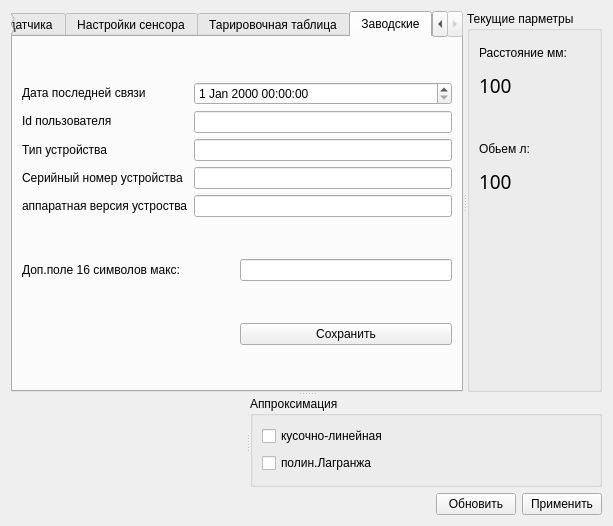
First picture: the form in mws.ui, repository zaitseu1994/EurosensConfig, before the edit.
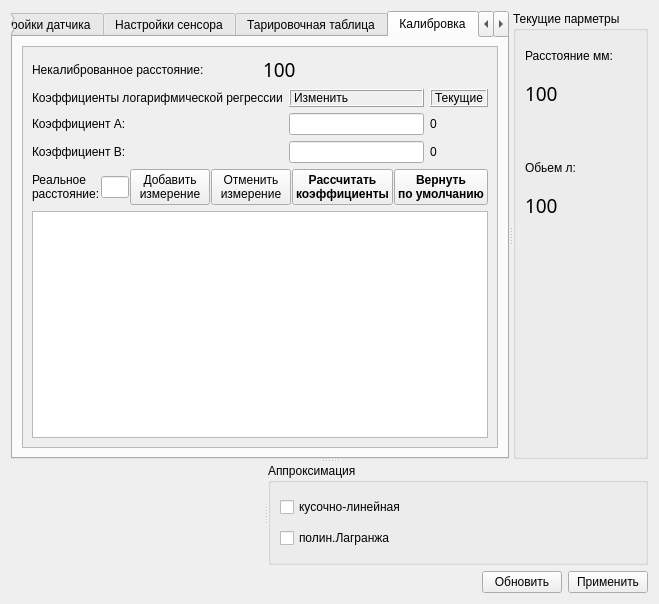
Second picture: the form after the edit. The open tabs and pages were chosen to show the change. Icons and pictures are not drawn. Custom widgets are drawn as their Qt base class.

Patch:
```diff
--- a/mws.ui
+++ b/mws.ui
@@ -6,8 +6,8 @@
    <rect>
     <x>0</x>
     <y>0</y>
-    <width>613</width>
-    <height>526</height>
+    <width>659</width>
+    <height>604</height>
    </rect>
   </property>
   <property name="windowTitle">
@@ -17,22 +17,9 @@
    <iconset resource="res.qrc">
     <normaloff>:/PNG/images/Logo3.PNG</normaloff>:/PNG/images/Logo3.PNG</iconset>
   </property>
-  <layout class="QGridLayout" name="gridLayout_11">
+  <layout class="QGridLayout" name="gridLayout_18">
    <item row="0" column="0">
     <layout class="QGridLayout" name="gridLayout_10">
-     <item row="1" column="1">
-      <widget class="QPushButton" name="button_Update">
-       <property name="layoutDirection">
-        <enum>Qt::LeftToRight</enum>
-       </property>
-       <property name="text">
-        <string>Обновить</string>
-       </property>
-       <property name="flat">
-        <bool>false</bool>
-       </property>
-      </widget>
-     </item>
      <item row="1" column="2">
       <widget class="QPushButton" name="button_Accept">
        <property name="text">
@@ -49,6 +36,19 @@
        </property>
       </widget>
      </item>
+     <item row="1" column="1">
+      <widget class="QPushButton" name="button_Update">
+       <property name="layoutDirection">
+        <enum>Qt::LeftToRight</enum>
+       </property>
+       <property name="text">
+        <string>Обновить</string>
+       </property>
+       <property name="flat">
+        <bool>false</bool>
+       </property>
+      </widget>
+     </item>
      <item row="1" column="0">
       <spacer name="horizontalSpacer">
        <property name="orientation">
@@ -73,7 +73,7 @@
         </property>
         <widget class="QTabWidget" name="tabWidget">
          <property name="currentIndex">
-          <number>1</number>
+          <number>4</number>
          </property>
          <widget class="QWidget" name="settings">
           <attribute name="title">
@@ -105,8 +105,8 @@
                <rect>
                 <x>0</x>
                 <y>0</y>
-                <width>442</width>
-                <height>358</height>
+                <width>502</width>
+                <height>419</height>
                </rect>
               </property>
               <layout class="QGridLayout" name="gridLayout_15">
@@ -470,9 +470,9 @@
               <property name="geometry">
                <rect>
                 <x>0</x>
-                <y>-47</y>
-                <width>444</width>
-                <height>401</height>
+                <y>0</y>
+                <width>504</width>
+                <height>421</height>
                </rect>
               </property>
               <layout class="QGridLayout" name="gridLayout_12">
@@ -1122,6 +1122,21 @@
           <attribute name="title">
            <string>Тарировочная таблица</string>
           </attribute>
+          <layout class="QGridLayout" name="gridLayout_19">
+           <item row="0" column="0">
+            <widget class="QScrollArea" name="scrollArea_4">
+             <property name="widgetResizable">
+              <bool>true</bool>
+             </property>
+             <widget class="QWidget" name="scrollAreaWidgetContents_4">
+              <property name="geometry">
+               <rect>
+                <x>0</x>
+                <y>0</y>
+                <width>484</width>
+                <height>401</height>
+               </rect>
+              </property>
           <layout class="QGridLayout" name="gridLayout_8">
            <item row="0" column="0">
             <layout class="QHBoxLayout" name="horizontalLayout_15">
@@ -1180,10 +1195,226 @@
            </item>
           </layout>
          </widget>
+            </widget>
+           </item>
+          </layout>
+         </widget>
+         <widget class="QWidget" name="calibrate">
+          <attribute name="title">
+           <string>Калибровка</string>
+          </attribute>
+          <layout class="QGridLayout" name="gridLayout_11">
+           <item row="0" column="0">
+            <widget class="QScrollArea" name="scrollArea_3">
+             <property name="widgetResizable">
+              <bool>true</bool>
+             </property>
+             <widget class="QWidget" name="scrollAreaWidgetContents_3">
+              <property name="geometry">
+               <rect>
+                <x>0</x>
+                <y>0</y>
+                <width>484</width>
+                <height>401</height>
+               </rect>
+              </property>
+              <layout class="QGridLayout" name="gridLayout_17">
+               <item row="0" column="0">
+                <layout class="QHBoxLayout" name="horizontalLayout_3">
+                 <item>
+                  <widget class="QLabel" name="lab_uncalibrDistatnse">
+                   <property name="text">
+                    <string>Некалиброванное расстояние:</string>
+                   </property>
+                  </widget>
+                 </item>
+                 <item>
+                  <widget class="QLabel" name="lcd_uncalibrDistanse">
+                   <property name="font">
+                    <font>
+                     <family>Segoe Print</family>
+                     <pointsize>14</pointsize>
+                     <weight>50</weight>
+                     <bold>false</bold>
+                    </font>
+                   </property>
+                   <property name="text">
+                    <string>100</string>
+                   </property>
+                  </widget>
+                 </item>
+                </layout>
+               </item>
+               <item row="1" column="0">
+                <layout class="QGridLayout" name="gridLayout_9">
+                 <item row="0" column="1">
+                  <widget class="QLabel" name="lab_changeKoef">
+                   <property name="frameShape">
+                    <enum>QFrame::Box</enum>
+                   </property>
+                   <property name="frameShadow">
+                    <enum>QFrame::Raised</enum>
+                   </property>
+                   <property name="text">
+                    <string>Изменить</string>
+                   </property>
+                  </widget>
+                 </item>
+                 <item row="0" column="2">
+                  <widget class="QLabel" name="lab_curKoef">
+                   <property name="frameShape">
+                    <enum>QFrame::Box</enum>
+                   </property>
+                   <property name="frameShadow">
+                    <enum>QFrame::Raised</enum>
+                   </property>
+                   <property name="text">
+                    <string>Текущие</string>
+                   </property>
+                  </widget>
+                 </item>
+                 <item row="1" column="0">
+                  <widget class="QLabel" name="lab_koefA">
+                   <property name="text">
+                    <string>Коэффициент A:</string>
+                   </property>
+                  </widget>
+                 </item>
+                 <item row="1" column="1">
+                  <widget class="QLineEdit" name="lin_koefA"/>
+                 </item>
+                 <item row="1" column="2">
+                  <widget class="QLabel" name="lab_curKoefA">
+                   <property name="text">
+                    <string>0</string>
+                   </property>
+                  </widget>
+                 </item>
+                 <item row="2" column="0">
+                  <widget class="QLabel" name="lab_koefB">
+                   <property name="text">
+                    <string>Коэффициент B:</string>
+                   </property>
+                  </widget>
+                 </item>
+                 <item row="2" column="1">
+                  <widget class="QLineEdit" name="lin_koefB"/>
+                 </item>
+                 <item row="2" column="2">
+                  <widget class="QLabel" name="lab_curKoefB">
+                   <property name="text">
+                    <string>0</string>
+                   </property>
+                  </widget>
+                 </item>
+                 <item row="0" column="0">
+                  <widget class="QLabel" name="lab_namelogfunc">
+                   <property name="text">
+                    <string>Коэффициенты логарифмической регрессии</string>
+                   </property>
+                  </widget>
+                 </item>
+                </layout>
+               </item>
+               <item row="2" column="0">
+                <layout class="QVBoxLayout" name="verticalLayout">
+                 <item>
+                  <layout class="QHBoxLayout" name="horizontalLayout">
+                   <property name="spacing">
+                    <number>1</number>
+                   </property>
+                   <item>
+                    <widget class="QLabel" name="lab_realDistanse">
+                     <property name="text">
+                      <string>&lt;html&gt;&lt;head/&gt;&lt;body&gt;&lt;p&gt;Реальное &lt;br/&gt;расстояние:&lt;/p&gt;&lt;/body&gt;&lt;/html&gt;</string>
+                     </property>
+                    </widget>
+                   </item>
+                   <item>
+                    <widget class="QLineEdit" name="lin_realDistatnse"/>
+                   </item>
+                   <item>
+                    <widget class="QPushButton" name="button_AddRealdistatnse">
+                     <property name="text">
+                      <string>Добавить 
+измерение</string>
+                     </property>
+                    </widget>
+                   </item>
+                   <item>
+                    <widget class="QPushButton" name="button_removeRealDistatnse">
+                     <property name="text">
+                      <string>Отменить 
+измерение</string>
+                     </property>
+                    </widget>
+                   </item>
+                   <item>
+                    <widget class="QPushButton" name="button_calcKoef">
+                     <property name="font">
+                      <font>
+                       <weight>75</weight>
+                       <italic>false</italic>
+                       <bold>true</bold>
+                       <kerning>true</kerning>
+                      </font>
+                     </property>
+                     <property name="text">
+                      <string>Рассчитать 
+коэффициенты</string>
+                     </property>
+                    </widget>
+                   </item>
+                   <item>
+                    <widget class="QPushButton" name="button_defaultKoef">
+                     <property name="font">
+                      <font>
+                       <weight>75</weight>
+                       <bold>true</bold>
+                      </font>
+                     </property>
+                     <property name="text">
+                      <string>Вернуть
+по умолчанию</string>
+                     </property>
+                    </widget>
+                   </item>
+                  </layout>
+                 </item>
+                 <item>
+                  <widget class="QTableWidget" name="tableWidget_2">
+                   <property name="dragDropOverwriteMode">
+                    <bool>true</bool>
+                   </property>
+                  </widget>
+                 </item>
+                </layout>
+               </item>
+              </layout>
+             </widget>
+            </widget>
+           </item>
+          </layout>
+         </widget>
          <widget class="QWidget" name="addit">
           <attribute name="title">
            <string>Заводские</string>
           </attribute>
+          <layout class="QGridLayout" name="gridLayout_20">
+           <item row="0" column="0">
+            <widget class="QScrollArea" name="scrollArea_5">
+             <property name="widgetResizable">
+              <bool>true</bool>
+             </property>
+             <widget class="QWidget" name="scrollAreaWidgetContents_5">
+              <property name="geometry">
+               <rect>
+                <x>0</x>
+                <y>0</y>
+                <width>484</width>
+                <height>401</height>
+               </rect>
+              </property>
           <layout class="QGridLayout" name="gridLayout_7">
            <item row="0" column="0" colspan="2">
             <layout class="QHBoxLayout" name="horizontalLayout_2">
@@ -1235,13 +1466,21 @@
                 <widget class="QLineEdit" name="lin_idchange"/>
                </item>
                <item>
-                <widget class="QLineEdit" name="lin_typedev"/>
+                    <widget class="QLineEdit" name="lin_typedev">
+                     <property name="enabled">
+                      <bool>true</bool>
+                     </property>
+                    </widget>
                </item>
                <item>
                 <widget class="QLineEdit" name="lin_serial"/>
                </item>
                <item>
-                <widget class="QLineEdit" name="lin_verapp"/>
+                    <widget class="QLineEdit" name="lin_verapp">
+                     <property name="enabled">
+                      <bool>true</bool>
+                     </property>
+                    </widget>
                </item>
               </layout>
              </item>
@@ -1278,6 +1517,10 @@
              <property name="text">
               <string>Сохранить</string>
              </property>
+                </widget>
+               </item>
+              </layout>
+             </widget>
             </widget>
            </item>
           </layout>
```
Lines whose indentation alone changed are shown as unchanged.
